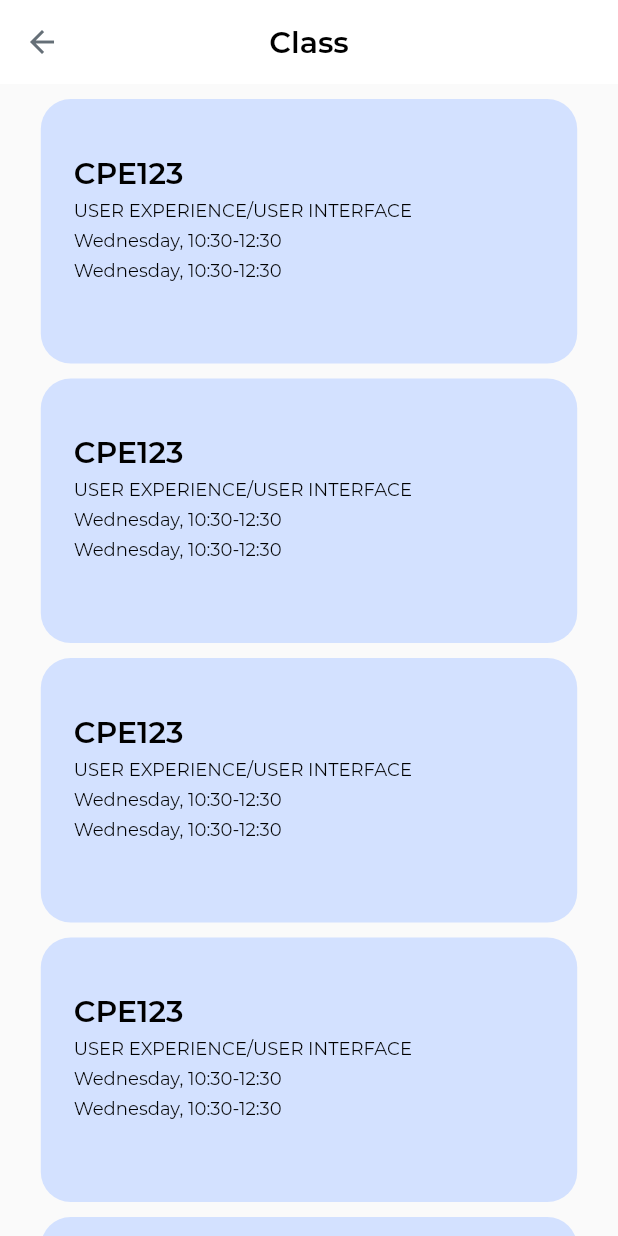
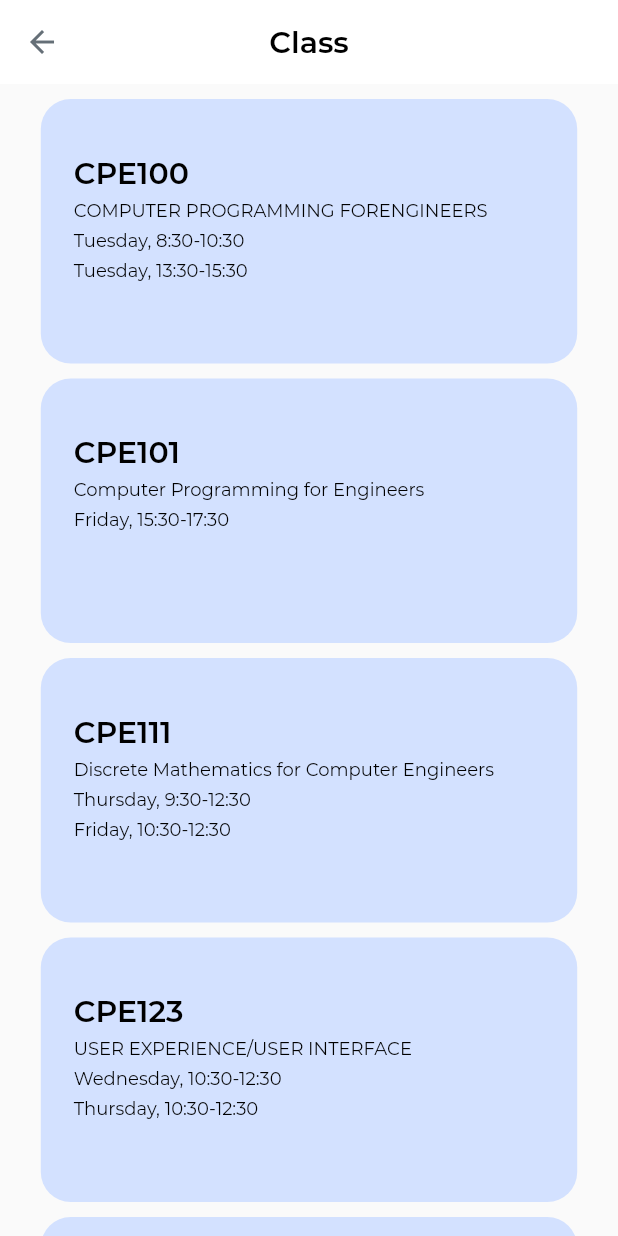
Before and after one commit to redbiiddsun/cpe_application, a Flutter app: the Class screen opened by its route, on a phone screen of 412 x 824 dp. Run offline on Flutter 3.47's test engine with Material 2 defaults, Android fonts, the phone set to English and light mode, and no system bars; our stand-ins replace date_picker_timeline, email_validator, firebase_auth, rflutter_alert, syncfusion_flutter_calendar; missing offline and left inert: splash_screen_view; accounts and stored records are empty; project files that could hold a hidden picture were left out.

Commit message:
update classcard to de dynamic and reuse code

```diff
--- a/lib/screens/class/component/classcard.dart
+++ b/lib/screens/class/component/classcard.dart
@@ -2,8 +2,17 @@ import 'package:cpe_alert/screen_information.dart';
 import 'package:flutter/material.dart';
 
 class ClassCard extends StatelessWidget {
+  final String classNo;
+  final String classdesicribe;
+  final String time1;
+  final String time2;
+
   const ClassCard({
     Key? key,
+    required this.classNo,
+    required this.classdesicribe,
+    required this.time1,
+    this.time2 = "",
   }) : super(key: key);
 
   @override
@@ -18,7 +27,7 @@ class ClassCard extends StatelessWidget {
           top: ScreenInformation.screenHeight! * 0.0455,
           left: ScreenInformation.screenWidth! * 0.0533),
       decoration: BoxDecoration(
-        color: Color(0xFFD3E1FF),
+        color: const Color(0xFFD3E1FF),
         borderRadius: BorderRadius.circular(20),
       ),
       child: Row(
@@ -27,38 +36,37 @@ class ClassCard extends StatelessWidget {
             crossAxisAlignment: CrossAxisAlignment.start,
             children: [
               Text(
-                "CPE123",
-                style: TextStyle(
+                classNo,
+                style: const TextStyle(
                   fontFamily: "Montserrat",
                   fontWeight: FontWeight.w600,
                   fontSize: 20,
                   color: Color(0xFF000000),
                 ),
               ),
-              SizedBox(height: 5),
+              const SizedBox(height: 5),
               Text(
-                "USER EXPERIENCE/USER INTERFACE",
-                style: TextStyle(
+                classdesicribe,
+                style: const TextStyle(
                   fontFamily: "Montserrat",
                   //fontWeight: FontWeight.w600,
                   fontSize: 12,
                   color: Color(0xFF000000),
                 ),
               ),
-              SizedBox(height: 5),
+              const SizedBox(height: 5),
               Text(
-                "Wednesday, 10:30-12:30",
-                style: TextStyle(
+                time1,
+                style: const TextStyle(
                   fontFamily: "Montserrat",
-                  //fontWeight: FontWeight.w600,
                   fontSize: 12,
                   color: Color(0xFF000000),
                 ),
               ),
-              SizedBox(height: 5),
+              const SizedBox(height: 5),
               Text(
-                "Wednesday, 10:30-12:30",
-                style: TextStyle(
+                time2,
+                style: const TextStyle(
                   fontFamily: "Montserrat",
                   //fontWeight: FontWeight.w600,
                   fontSize: 12,
```
